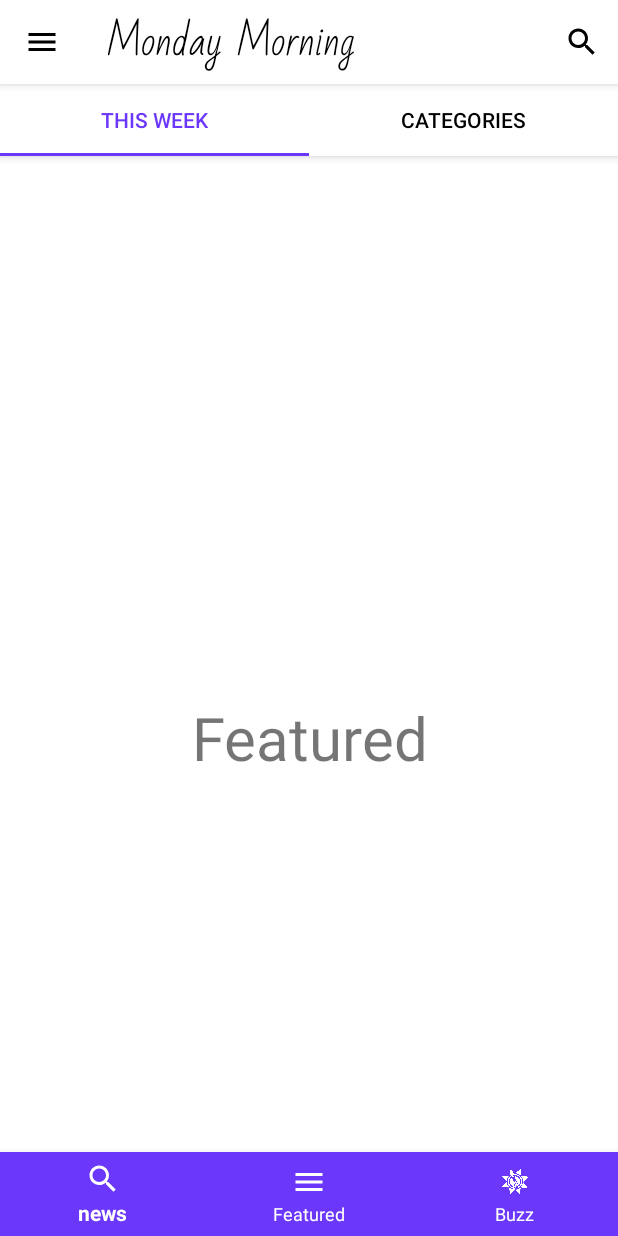
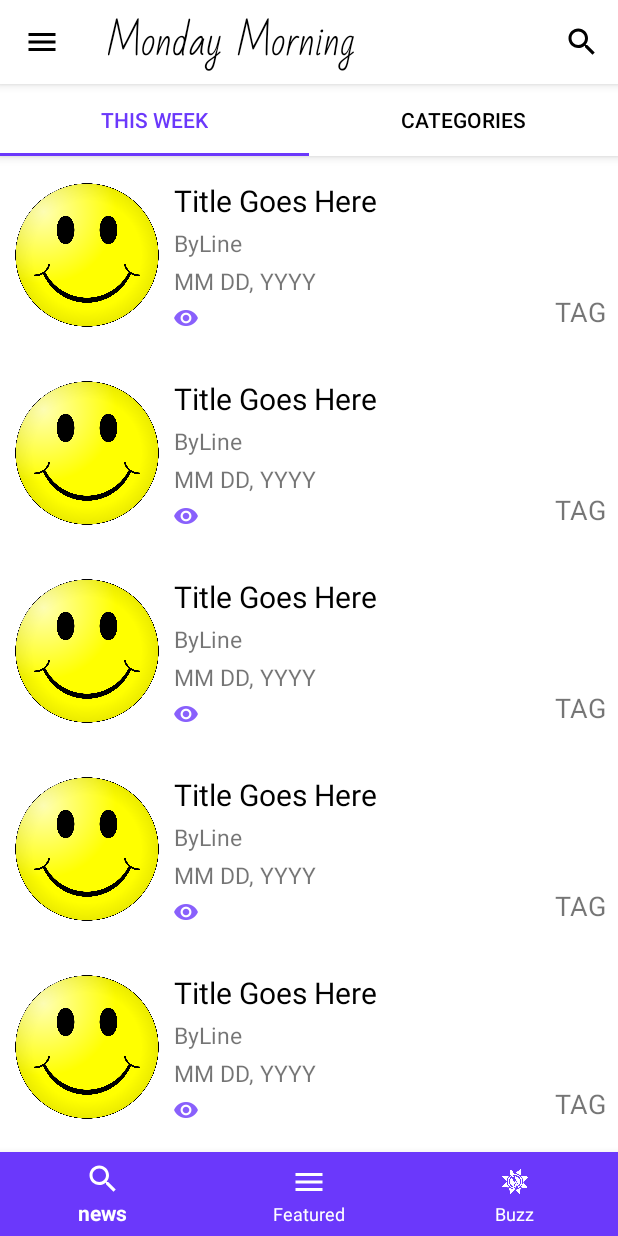
Before and after one commit to Thesmader/MM.SummerTask.2018, an Android app: the screen it shows after launch (ThisWeek), on a phone screen of 412 x 824 dp. Run offline under Robolectric (Android 15) with nearby library versions, the phone set to English and light mode, and no system bars.

Commit message:
Recycler view added to News Fragment. But, the scrolling is too slow.
Signed-off-by: Thesmader <dsmarak17@gmail.com>

```diff
--- a/MondayMorning/app/build.gradle
+++ b/MondayMorning/app/build.gradle
@@ -19,12 +19,14 @@ android {
 }
 
 dependencies {
-    implementation fileTree(dir: 'libs', include: ['*.jar'])
+    implementation fileTree(include: ['*.jar'], dir: 'libs')
     implementation 'com.android.support:appcompat-v7:27.1.1'
     implementation 'com.android.support:support-v4:27.1.1'
-    implementation 'com.android.support.constraint:constraint-layout:1.1.0'
+    implementation 'com.android.support.constraint:constraint-layout:1.1.1'
+    implementation 'com.android.support:recyclerview-v7:27.1.1'
     testImplementation 'junit:junit:4.12'
     androidTestImplementation 'com.android.support.test:runner:1.0.2'
     androidTestImplementation 'com.android.support.test.espresso:espresso-core:3.0.2'
     api 'com.android.support:design:27.1.1'
+    implementation 'com.android.support:cardview-v7:27.1.1'
 }
--- a/MondayMorning/app/src/main/java/thesmader/com/mondaymorning/FeaturedFragment.java
+++ b/MondayMorning/app/src/main/java/thesmader/com/mondaymorning/FeaturedFragment.java
@@ -2,6 +2,7 @@ package thesmader.com.mondaymorning;
 
 import android.os.Bundle;
 import android.support.v4.app.Fragment;
+import android.support.v7.widget.RecyclerView;
 import android.view.LayoutInflater;
 import android.view.View;
 import android.view.ViewGroup;
@@ -11,6 +12,8 @@ public class FeaturedFragment extends Fragment {
         FeaturedFragment fragment = new FeaturedFragment();
         return fragment;
     }
+
+    //RecyclerView news_recycler;
 
     @Override
     public void onCreate(Bundle savedInstanceState) {
@@ -22,4 +25,9 @@ public class FeaturedFragment extends Fragment {
                              Bundle savedInstanceState) {
         return inflater.inflate(R.layout.fragment_featured, container, false);
     }
+
+    @Override
+    public void onPause() {
+        super.onPause();
+    }
 }
--- /dev/null
+++ b/MondayMorning/app/src/main/java/thesmader/com/mondaymorning/NewsAdapter.java
@@ -0,0 +1,65 @@
+package thesmader.com.mondaymorning;
+
+import android.content.Context;
+import android.support.annotation.NonNull;
+import android.support.v7.widget.CardView;
+import android.support.v7.widget.RecyclerView;
+import android.view.LayoutInflater;
+import android.view.View;
+import android.view.ViewGroup;
+import android.widget.ImageView;
+import android.widget.TextView;
+
+public class NewsAdapter extends RecyclerView.Adapter<NewsAdapter.NewsHolder> {
+
+    Context ctx;
+    private String[] mTitleset,mbyLineSet,mdateLineSet,mtagSet;
+
+    public NewsAdapter(Context ct, String[] titleSet/*, String[] byLineSet, String[] dateLineSet, String[] tagSet*/){
+        ctx = ct;
+        mTitleset = titleSet;
+        //mbyLineSet = byLineSet;
+        //mdateLineSet = dateLineSet;
+        //mtagSet = tagSet;
+    }
+
+    @NonNull
+    @Override
+    public NewsHolder onCreateViewHolder(@NonNull ViewGroup parent, int viewType) {
+        LayoutInflater inflater = LayoutInflater.from(ctx);
+        View myView = inflater.inflate(R.layout.card_layout,parent,false);
+        return new NewsHolder(myView);
+    }
+
+    @Override
+    public void onBindViewHolder(@NonNull NewsHolder holder, final int position) {
+        holder.t1.setText(mTitleset[position]);
+        //holder.t2.setText(mbyLineSet[position]);
+        //holder.t3.setText(mdateLineSet[position]);
+        //holder.t4.setText(mtagSet[position]);
+    }
+
+    @Override
+    public int getItemCount() {
+        return mTitleset.length;
+    }
+
+    public class NewsHolder extends RecyclerView.ViewHolder {
+
+        public CardView cardView;
+        public TextView t1,t2,t3,t4;
+        public ImageView i1,i2;
+
+        public NewsHolder(View itemView) {
+            super(itemView);
+
+            cardView = itemView.findViewById(R.id.card);
+            t1 = itemView.findViewById(R.id.card_title_text);
+            //t2 = itemView.findViewById(R.id.card_byline);
+            //t3 = itemView.findViewById(R.id.card_date_line);
+            //t4 = itemView.findViewById(R.id.card_articleTag);
+            //i1 = itemView.findViewById(R.id.card_imageview);
+            //i2 = itemView.findViewById(R.id.card_noOfViews);
+        }
+    }
+}
--- a/MondayMorning/app/src/main/java/thesmader/com/mondaymorning/NewsFragment.java
+++ b/MondayMorning/app/src/main/java/thesmader/com/mondaymorning/NewsFragment.java
@@ -2,15 +2,26 @@ package thesmader.com.mondaymorning;
 
 import android.os.Bundle;
 import android.support.v4.app.Fragment;
+import android.support.v7.widget.LinearLayoutManager;
+import android.support.v7.widget.RecyclerView;
 import android.view.LayoutInflater;
 import android.view.View;
 import android.view.ViewGroup;
 
+import java.util.Objects;
+
 public class NewsFragment extends Fragment {
+
+    public NewsFragment(){
+        //Required empty constructor
+    }
     public static NewsFragment newInstance() {
         NewsFragment fragment = new NewsFragment();
         return fragment;
     }
+
+    RecyclerView news_recycler;
+    NewsAdapter newsAdapter;
 
     @Override
     public void onCreate(Bundle savedInstanceState) {
@@ -20,6 +31,16 @@ public class NewsFragment extends Fragment {
     @Override
     public View onCreateView(LayoutInflater inflater, ViewGroup container,
                              Bundle savedInstanceState) {
-        return inflater.inflate(R.layout.fragment_news, container, false);
+        View rootView = inflater.inflate(R.layout.fragment_news,container,false);
+        String mtitleSet[] = getResources().getStringArray(R.array.titleText);
+        //String mbyLineSet[] = getResources().getStringArray(R.array.byLine);
+        //String mdateLineSet[] = getResources().getStringArray(R.array.dateLine);
+        //String mtagSet[] = getResources().getStringArray(R.array.Tag);
+        news_recycler = rootView.findViewById(R.id.news_recycler);
+        news_recycler.setHasFixedSize(true);
+        newsAdapter = new NewsAdapter(getContext(),mtitleSet/*,mbyLineSet,mdateLineSet,mtagSet*/);
+        news_recycler.setLayoutManager(new LinearLayoutManager(getContext()));
+        news_recycler.setAdapter(newsAdapter);
+        return rootView;
     }
 }
--- a/MondayMorning/app/src/main/java/thesmader/com/mondaymorning/ThisWeek.java
+++ b/MondayMorning/app/src/main/java/thesmader/com/mondaymorning/ThisWeek.java
@@ -9,6 +9,7 @@ import android.support.v4.app.FragmentTransaction;
 import android.support.v4.view.ViewPager;
 import android.support.v7.app.AppCompatActivity;
 import android.os.Bundle;
+import android.support.v7.widget.RecyclerView;
 import android.support.v7.widget.SearchView;
 import android.support.v7.widget.Toolbar;
 import android.view.Menu;
@@ -25,6 +26,7 @@ public class ThisWeek extends AppCompatActivity {
     MenuInflater inflater;
     MenuItem mSearch;
     private BottomNavigationView bnv;
+    //RecyclerView news_recycler;
 
 
     @Override
@@ -34,11 +36,13 @@ public class ThisWeek extends AppCompatActivity {
         requestWindowFeature(Window.FEATURE_NO_TITLE);
         getWindow().setFlags(WindowManager.LayoutParams.FLAG_FULLSCREEN, WindowManager.LayoutParams.FLAG_FULLSCREEN);
         setContentView(R.layout.activity_this_week);
+
         //Setting up the appbar
         mToolbar = findViewById(R.id.toolbar);
         setSupportActionBar(mToolbar);
         getSupportActionBar().setDisplayShowTitleEnabled(false);
         getSupportActionBar().setDisplayHomeAsUpEnabled(true);
+
         //Adding tabs to the tabLayout
         final TabLayout tabLayout = findViewById(R.id.tabLayout);
         tabLayout.addTab(tabLayout.newTab().setText("THIS WEEK"), 0);
@@ -49,6 +53,8 @@ public class ThisWeek extends AppCompatActivity {
         final ViewPager viewPager = findViewById(R.id.view_pager);
         ViewPagerAdapter viewPagerAdapter = new ViewPagerAdapter(getSupportFragmentManager());
         viewPager.setAdapter(viewPagerAdapter);
+
+
 
         //Handling bottom navigation clicks
         bnv.setOnNavigationItemSelectedListener(new BottomNavigationView.OnNavigationItemSelectedListener() {
@@ -65,15 +71,18 @@ public class ThisWeek extends AppCompatActivity {
                 }
                 FragmentTransaction transaction = getSupportFragmentManager().beginTransaction();
                 transaction.replace(R.id.frame, selectedFragment);
+                transaction.remove(selectedFragment);
+                transaction.addToBackStack(null);
                 transaction.commit();
                 return true;
             }
         });
 
-        //Manually displaying first fragment
-        FragmentTransaction transaction = getSupportFragmentManager().beginTransaction();
-        transaction.replace(R.id.frame, FeaturedFragment.newInstance());
-        transaction.commit();
+        //Manually displaying News fragment
+        /*FragmentTransaction transaction = getSupportFragmentManager().beginTransaction();
+        transaction.replace(R.id.frame, NewsFragment.newInstance());
+        transaction.addToBackStack(null);
+        transaction.commit();*/
 
         bnv.getMenu().getItem(0).setChecked(true);
     }
--- a/MondayMorning/app/src/main/java/thesmader/com/mondaymorning/ViewPagerAdapter.java
+++ b/MondayMorning/app/src/main/java/thesmader/com/mondaymorning/ViewPagerAdapter.java
@@ -14,7 +14,7 @@ public ViewPagerAdapter(FragmentManager fm){
 
     @Override
     public int getCount() {
-        return 3;
+        return 2;
     }
 
     @Override
@@ -24,6 +24,8 @@ public ViewPagerAdapter(FragmentManager fm){
                 return new NewsFragment();
             case 1:
                 return new FeaturedFragment();
+            //case 2:
+              //  return null;
             default:
                 return null;
         }
--- /dev/null
+++ b/MondayMorning/app/src/main/res/layout/card_layout.xml
@@ -0,0 +1,96 @@
+<?xml version="1.0" encoding="utf-8"?>
+<android.support.constraint.ConstraintLayout
+    xmlns:android="http://schemas.android.com/apk/res/android"
+    xmlns:app="http://schemas.android.com/apk/res-auto"
+    xmlns:tools="http://schemas.android.com/tools"
+    android:layout_width="match_parent"
+    android:layout_height="wrap_content">
+
+
+    <android.support.v7.widget.CardView
+        android:id="@+id/card"
+        android:layout_width="0dp"
+        android:layout_height="wrap_content"
+        android:layout_marginTop="8dp"
+        app:cardElevation="0dp"
+        app:layout_constraintEnd_toEndOf="parent"
+        app:layout_constraintStart_toStartOf="parent"
+        app:layout_constraintTop_toTopOf="parent">
+
+        <android.support.constraint.ConstraintLayout
+            android:layout_width="match_parent"
+            android:layout_height="wrap_content">
+
+            <ImageView
+                android:id="@+id/card_imageview"
+                android:layout_width="100dp"
+                android:layout_height="100dp"
+                android:layout_marginBottom="16dp"
+                android:layout_marginStart="8dp"
+                android:layout_marginTop="8dp"
+                android:contentDescription="Article Image"
+                app:layout_constraintBottom_toBottomOf="parent"
+                app:layout_constraintStart_toStartOf="parent"
+                app:layout_constraintTop_toTopOf="parent"
+                app:srcCompat="@drawable/smiley" />
+
+            <TextView
+                android:id="@+id/card_title_text"
+                android:layout_width="wrap_content"
+                android:layout_height="wrap_content"
+                android:layout_marginStart="8dp"
+                android:layout_marginTop="8dp"
+                android:text="Title goes here"
+                android:textColor="@color/colorPrimaryDark"
+                android:textSize="20sp"
+                app:layout_constraintStart_toEndOf="@+id/card_imageview"
+                app:layout_constraintTop_toTopOf="parent" />
+
+            <TextView
+                android:id="@+id/card_byline"
+                android:layout_width="wrap_content"
+                android:layout_height="wrap_content"
+                android:layout_marginStart="8dp"
+                android:layout_marginTop="4dp"
+                android:text="ByLine"
+                android:textSize="15sp"
+                app:layout_constraintStart_toEndOf="@+id/card_imageview"
+                app:layout_constraintTop_toBottomOf="@+id/card_title_text" />
+
+            <TextView
+                android:id="@+id/card_date_line"
+                android:layout_width="wrap_content"
+                android:layout_height="wrap_content"
+                android:layout_marginStart="8dp"
+                android:layout_marginTop="4dp"
+                android:text="MM DD, YYYY"
+                android:textSize="15sp"
+                app:layout_constraintStart_toEndOf="@+id/card_imageview"
+                app:layout_constraintTop_toBottomOf="@+id/card_byline" />
+
+            <ImageView
+                android:id="@+id/card_noOfViews"
+                android:layout_width="16dp"
+                android:layout_height="16dp"
+                android:layout_marginBottom="-1dp"
+                android:layout_marginStart="8dp"
+                android:layout_marginTop="4dp"
+                android:src="@drawable/views_counter"
+                app:layout_constraintBottom_toBottomOf="@+id/card_imageview"
+                app:layout_constraintStart_toEndOf="@+id/card_imageview"
+                app:layout_constraintTop_toBottomOf="@+id/card_date_line" />
+
+            <TextView
+                android:id="@+id/card_articleTag"
+                android:layout_width="wrap_content"
+                android:layout_height="wrap_content"
+                android:layout_marginEnd="8dp"
+                android:text="tag"
+                android:textAllCaps="true"
+                android:textSize="18sp"
+                app:layout_constraintBottom_toBottomOf="@+id/card_imageview"
+                app:layout_constraintEnd_toEndOf="parent" />
+        </android.support.constraint.ConstraintLayout>
+    </android.support.v7.widget.CardView>
+
+</android.support.constraint.ConstraintLayout>
--- a/MondayMorning/app/src/main/res/layout/fragment_featured.xml
+++ b/MondayMorning/app/src/main/res/layout/fragment_featured.xml
@@ -3,7 +3,8 @@
     xmlns:tools="http://schemas.android.com/tools"
     android:layout_width="match_parent"
     android:layout_height="match_parent"
-    tools:context=".FeaturedFragment">
+    tools:context=".FeaturedFragment"
+    android:background="@color/colorPrimary">
 
     <!-- TODO: Update blank fragment layout -->
     <TextView
@@ -11,6 +12,7 @@
         android:layout_height="match_parent"
         android:background="@color/colorPrimary"
         android:text="Featured"
+        android:textColor="#000"
         android:gravity="center"
         android:textSize="40sp"/>
 
--- a/MondayMorning/app/src/main/res/layout/fragment_news.xml
+++ b/MondayMorning/app/src/main/res/layout/fragment_news.xml
@@ -3,14 +3,13 @@
     xmlns:tools="http://schemas.android.com/tools"
     android:layout_width="match_parent"
     android:layout_height="match_parent"
+    android:background="@color/colorPrimary"
     tools:context=".NewsFragment">
 
     <!-- TODO: Update blank fragment layout -->
-    <TextView
+
+    <android.support.v7.widget.RecyclerView
+        android:id="@+id/news_recycler"
         android:layout_width="match_parent"
-        android:layout_height="match_parent"
-        android:text="News"
-        android:gravity="center"
-        android:textSize="40sp"/>
-
+        android:layout_height="match_parent" />
 </FrameLayout>
--- a/MondayMorning/app/src/main/res/values/colors.xml
+++ b/MondayMorning/app/src/main/res/values/colors.xml
@@ -1,6 +1,6 @@
 <?xml version="1.0" encoding="utf-8"?>
 <resources>
     <color name="colorPrimary">#FFF</color>
-    <color name="colorPrimaryDark">#303F9F</color>
+    <color name="colorPrimaryDark">#000</color>
     <color name="colorAccent">#6B38FB</color>
 </resources>
--- a/MondayMorning/app/src/main/res/values/strings.xml
+++ b/MondayMorning/app/src/main/res/values/strings.xml
@@ -13,4 +13,67 @@
 
     <!-- TODO: Remove or change this placeholder text -->
     <string name="hello_blank_fragment">Hello blank fragment</string>
+    <string-array name="titleText">
+        <item>Title Goes Here</item>
+        <item>Title Goes Here</item>
+        <item>Title Goes Here</item>
+        <item>Title Goes Here</item>
+        <item>Title Goes Here</item>
+        <item>Title Goes Here</item>
+        <item>Title Goes Here</item>
+        <item>Title Goes Here</item>
+        <item>Title Goes Here</item>
+        <item>Title Goes Here</item>
+        <item>Title Goes Here</item>
+        <item>Title Goes Here</item>
+        <item>Title Goes Here</item>
+    </string-array>
+
+    <string-array name="byLine">
+        <item>By Line</item>
+        <item>By Line</item>
+        <item>By Line</item>
+        <item>By Line</item>
+        <item>By Line</item>
+        <item>By Line</item>
+        <item>By Line</item>
+        <item>By Line</item>
+        <item>By Line</item>
+        <item>By Line</item>
+        <item>By Line</item>
+        <item>By Line</item>
+        <item>By Line</item>
+    </string-array>
+
+    <string-array name="dateLine">
+        <item>MM DD, YYYY</item>
+        <item>MM DD, YYYY</item>
+        <item>MM DD, YYYY</item>
+        <item>MM DD, YYYY</item>
+        <item>MM DD, YYYY</item>
+        <item>MM DD, YYYY</item>
+        <item>MM DD, YYYY</item>
+        <item>MM DD, YYYY</item>
+        <item>MM DD, YYYY</item>
+        <item>MM DD, YYYY</item>
+        <item>MM DD, YYYY</item>
+        <item>MM DD, YYYY</item>
+        <item>MM DD, YYYY</item>
+    </string-array>
+
+    <string-array name="Tag">
+        <item>TAG</item>
+        <item>TAG</item>
+        <item>TAG</item>
+        <item>TAG</item>
+        <item>TAG</item>
+        <item>TAG</item>
+        <item>TAG</item>
+        <item>TAG</item>
+        <item>TAG</item>
+        <item>TAG</item>
+        <item>TAG</item>
+        <item>TAG</item>
+        <item>TAG</item>
+    </string-array>
 </resources>
```
Also changed, not shown: MondayMorning/app/src/main/res/drawable-hdpi/views_counter.png (added), MondayMorning/app/src/main/res/drawable-mdpi/smiley.png (added), MondayMorning/app/src/main/res/drawable-mdpi/views_counter.png (added), MondayMorning/app/src/main/res/drawable-xhdpi/views_counter.png (added), MondayMorning/app/src/main/res/drawable-xxhdpi/views_counter.png (added), 1 other file.
